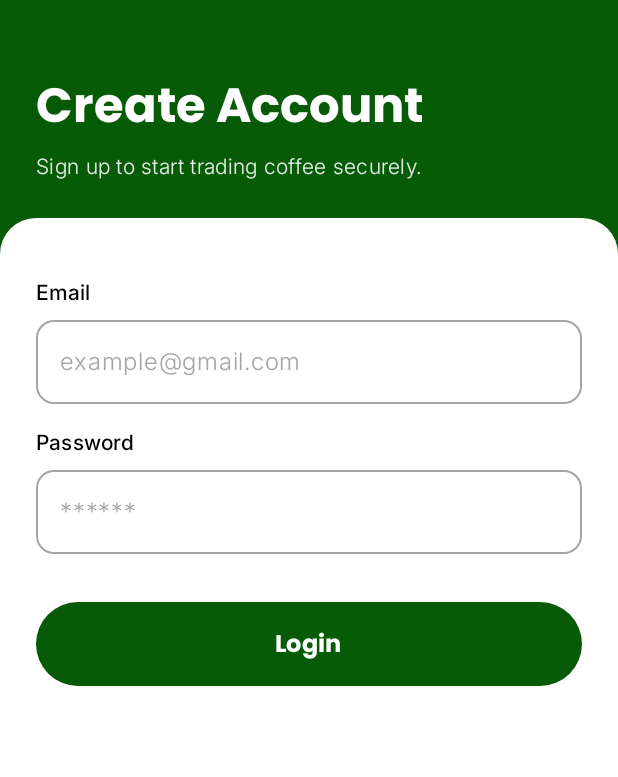
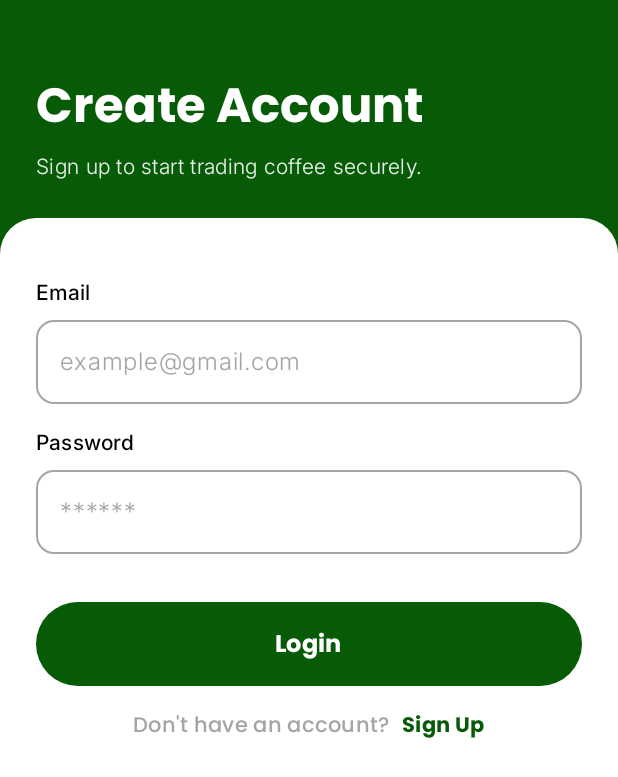
Before and after one commit to devharunah/Kawa, an Android app built with Jetpack Compose: the @Preview function LoginScreenPreview, on a phone screen of 412 x 824 dp. Shown: the top 777 px of the screen. Run offline under Robolectric (Android 15) with nearby library versions, the phone set to English and light mode, and no system bars.

Commit message:
Enhance authentication flow and update UI components
- Add `material-icons-extended` dependency
- Update `KawaTextField` to support password masking, visibility toggle, and error states
- Add navigation logic from `LoginScreen` to `SignupScreen` in `KawaNavGraph`
- Update `LoginScreen` to include a clickable "Sign Up" footer
- Revise `SignupScreen` header text and add password input field
- Increase font weight for `InputLabel` component

```diff
--- a/app/build.gradle.kts
+++ b/app/build.gradle.kts
@@ -42,6 +42,7 @@ android {
 }
 
 dependencies {
+    implementation("androidx.compose.material:material-icons-extended:1.7.0")
     implementation(libs.material.icons)
     implementation(libs.navigation.compose)
     implementation(libs.androidx.core.ktx)
--- a/app/src/main/java/com/example/kawa/ui/theme/auth/LoginScreen.kt
+++ b/app/src/main/java/com/example/kawa/ui/theme/auth/LoginScreen.kt
@@ -4,12 +4,14 @@ package com.example.kawa.ui.theme.auth
 import androidx.compose.runtime.getValue
 import androidx.compose.runtime.setValue
 import androidx.compose.foundation.background
+import androidx.compose.foundation.clickable
 import androidx.compose.foundation.layout.*
 import androidx.compose.foundation.rememberScrollState
 import androidx.compose.foundation.shape.RoundedCornerShape
 import androidx.compose.foundation.verticalScroll
 import androidx.compose.material3.*
 import androidx.compose.runtime.*
+import androidx.compose.ui.Alignment
 import androidx.compose.ui.Modifier
 import androidx.compose.ui.text.font.FontWeight
 import androidx.compose.ui.tooling.preview.Preview
@@ -20,6 +22,7 @@ import com.example.kawa.ui.theme.auth.components.KawaTextField
 
 @Composable
 fun LoginScreen(
+    onNavigateToSignup: () -> Unit,
     onLoginClicked: () -> Unit
 ) {
     var password by remember { mutableStateOf("") }
@@ -29,7 +32,6 @@ fun LoginScreen(
             .fillMaxSize()
             .background(green) // Brand Background
     ) {
-        // 1. Header Section
         Column(
             modifier = Modifier
                 .fillMaxWidth()
@@ -102,17 +104,47 @@ fun LoginScreen(
                 }
 
                 Spacer(modifier = Modifier.height(16.dp))
+                Row(
+                    modifier = Modifier.fillMaxWidth(),
+                    horizontalArrangement = Arrangement.Center,
+                    verticalAlignment = Alignment.CenterVertically
+                ) {
+                    Text(
+                        text = "Don't have an account? ",
+                        fontFamily = PoppinsFamily,
+                        fontWeight = FontWeight.Medium,
+                        style = MaterialTheme.typography.bodyMedium,
+                        color = gray
+                    )
+                    Text(
+                        text = "Sign Up",
+                        fontFamily = PoppinsFamily,
+                        fontWeight = FontWeight.Bold,
+                        style = MaterialTheme.typography.bodyMedium,
+                        color = green,
+
+                        modifier = Modifier
+                            .clickable {
+                                onNavigateToSignup()
+                            }
+                            .padding(start = 4.dp)
+                    )
+                }
+
+                Spacer(modifier = Modifier.height(32.dp))
+
+
             }
         }
     }
 }
-
-
-
 @Preview(showBackground = true)
 @Composable
 fun LoginScreenPreview() {
     KawaTheme {
-        LoginScreen(onLoginClicked = {})
+        LoginScreen(
+            onLoginClicked = {},
+            onNavigateToSignup = {}
+        )
     }
 }
--- a/app/src/main/java/com/example/kawa/ui/theme/auth/components/KawaTextFeild.kt
+++ b/app/src/main/java/com/example/kawa/ui/theme/auth/components/KawaTextFeild.kt
@@ -1,22 +1,24 @@
 package com.example.kawa.ui.theme.auth.components
 
+import androidx.compose.foundation.layout.Column
 import androidx.compose.foundation.layout.fillMaxWidth
 import androidx.compose.foundation.layout.padding
 import androidx.compose.foundation.shape.RoundedCornerShape
 import androidx.compose.foundation.text.KeyboardOptions
-import androidx.compose.material3.MaterialTheme
-import androidx.compose.material3.OutlinedTextField
-import androidx.compose.material3.OutlinedTextFieldDefaults
-import androidx.compose.material3.Text
-import androidx.compose.runtime.Composable
+import androidx.compose.material.icons.Icons
+import androidx.compose.material.icons.filled.Visibility
+import androidx.compose.material.icons.filled.VisibilityOff
+import androidx.compose.material3.*
+import androidx.compose.runtime.*
+import androidx.compose.runtime.getValue
+import androidx.compose.runtime.setValue
 import androidx.compose.ui.Modifier
+import androidx.compose.ui.graphics.Color
 import androidx.compose.ui.text.font.FontWeight
+import androidx.compose.ui.text.input.PasswordVisualTransformation
+import androidx.compose.ui.text.input.VisualTransformation
 import androidx.compose.ui.unit.dp
-import com.example.kawa.ui.theme.InterFontFamily
-import com.example.kawa.ui.theme.black
-import com.example.kawa.ui.theme.gray
-import com.example.kawa.ui.theme.green
-import com.example.kawa.ui.theme.white
+import com.example.kawa.ui.theme.*
 
 @Composable
 fun KawaTextField(
@@ -24,12 +26,18 @@ fun KawaTextField(
     onValueChange: (String) -> Unit,
     placeholder: String,
     modifier: Modifier = Modifier,
-    keyboardOptions: KeyboardOptions = KeyboardOptions.Default
+    keyboardOptions: KeyboardOptions = KeyboardOptions.Default,
+    isError: Boolean = false,
+    errorMessage: String? = null,
+    isPasswordField: Boolean = false // 1. New parameter to identify password fields
 ) {
+    var isPasswordVisible by remember { mutableStateOf(false) }
+
+    Column(modifier = modifier.fillMaxWidth()) {
         OutlinedTextField(
             value = value,
             onValueChange = onValueChange,
-        modifier = modifier.fillMaxWidth(),
+            modifier = Modifier.fillMaxWidth(),
             shape = RoundedCornerShape(12.dp),
             placeholder = {
                 Text(
@@ -43,15 +51,47 @@ fun KawaTextField(
                 color = black
             ),
             singleLine = true,
+            isError = isError,
             keyboardOptions = keyboardOptions,
+            visualTransformation = if (isPasswordField && !isPasswordVisible) {
+                PasswordVisualTransformation()
+            } else {
+                VisualTransformation.None
+            },
+
+
+            trailingIcon = if (isPasswordField) {
+                {
+                    IconButton(onClick = { isPasswordVisible = !isPasswordVisible }) {
+                        Icon(
+                            imageVector = if (isPasswordVisible) Icons.Default.Visibility else Icons.Default.VisibilityOff,
+                            contentDescription = if (isPasswordVisible) "Hide password" else "Show password",
+                            tint = black
+                        )
+                    }
+                }
+            } else null,
+
             colors = OutlinedTextFieldDefaults.colors(
-            focusedBorderColor = green, // Active state
-            unfocusedBorderColor = gray, // Inactive state
+                focusedBorderColor = green,
+                unfocusedBorderColor = gray,
+                errorBorderColor = Color.Red,
                 cursorColor = green,
                 focusedContainerColor = white,
-            unfocusedContainerColor = white
+                unfocusedContainerColor = white,
+                errorContainerColor = white
             )
         )
+        if (isError && errorMessage != null) {
+            Text(
+                text = errorMessage,
+                color = Color.Red,
+                style = MaterialTheme.typography.labelSmall,
+                fontFamily = InterFontFamily,
+                modifier = Modifier.padding(start = 4.dp, top = 2.dp)
+            )
+        }
+    }
 }
 
 @Composable
@@ -59,7 +99,7 @@ fun InputLabel(text: String) {
     Text(
         text = text,
         fontFamily = InterFontFamily,
-        fontWeight = FontWeight.Medium,
+        fontWeight = FontWeight.Bold,
         color = black,
         style = MaterialTheme.typography.bodyMedium,
         modifier = Modifier.padding(bottom = 8.dp)
```
Also changed, not shown: app/src/main/java/com/example/kawa/navigation/KawaNavGraph.kt (+6 -3 lines), app/src/main/java/com/example/kawa/ui/theme/auth/SignupScreen.kt (+9 -5 lines). Lines whose indentation alone changed are shown as unchanged.
